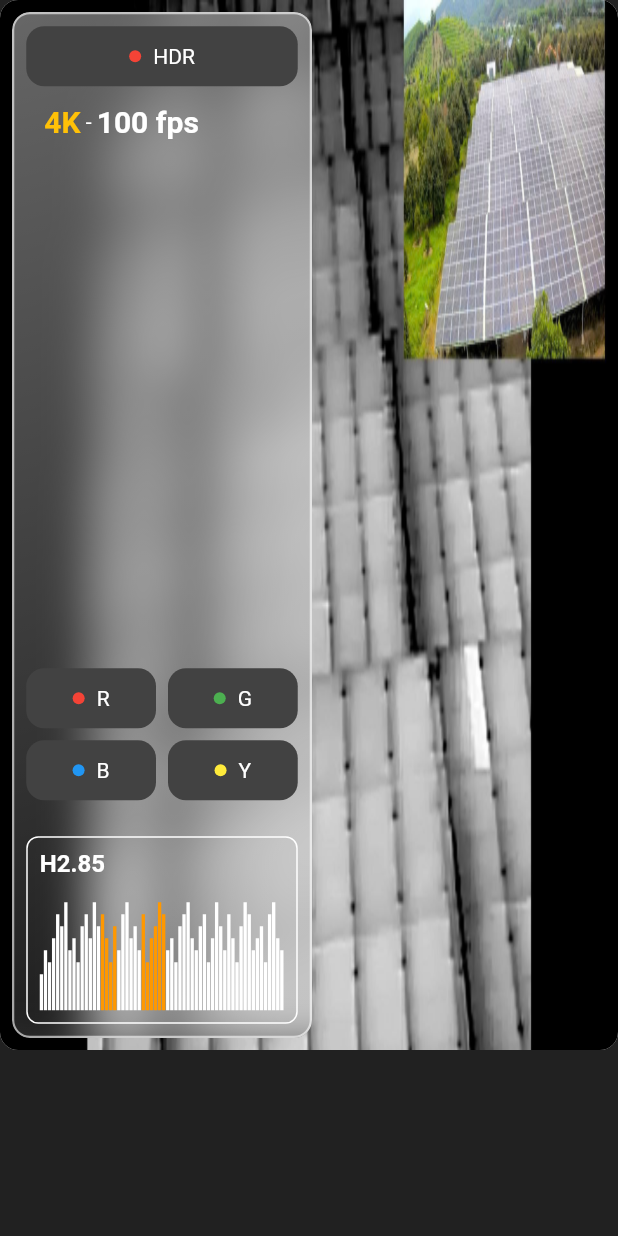
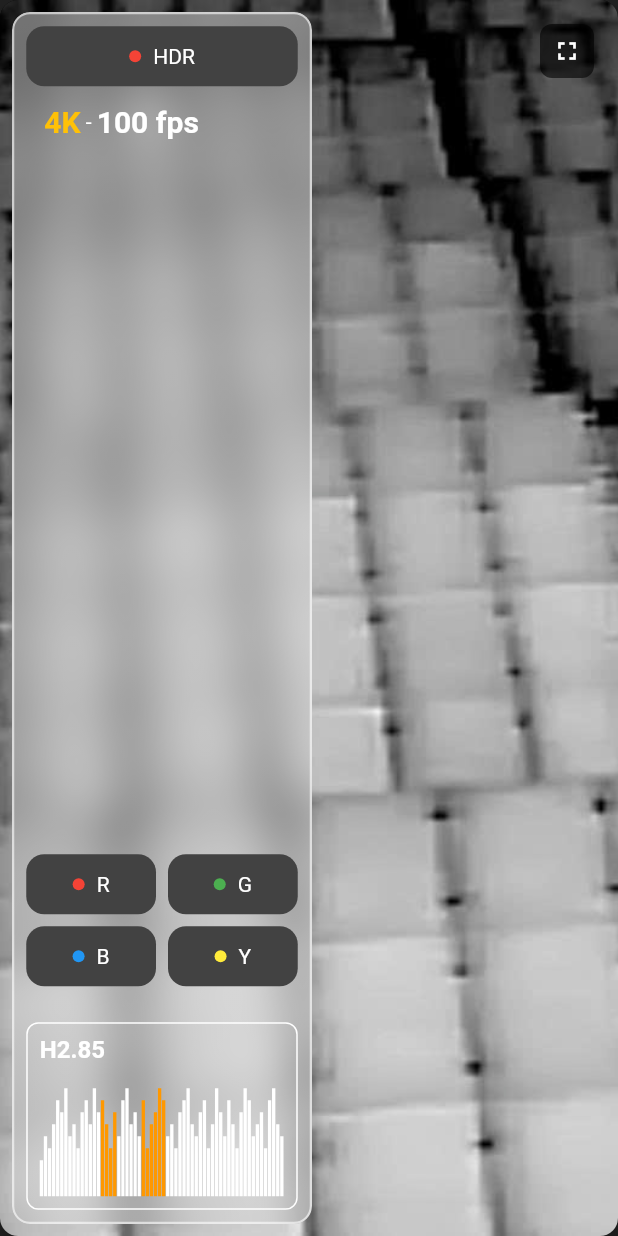
Before and after one commit to Khoa1512/GCS_RUSTECHS, a Flutter app: the CameraMainView widget shown alone on an empty page, opened directly, on a phone screen of 412 x 824 dp. Run offline on Flutter 3.47's test engine with Material 3 defaults, Android fonts, the phone set to English and light mode, and no system bars; drawn by our look-alikes of glass_kit; our stand-ins replace flutter_compass, flutter_easyloading, flutter_map, go_router, latlong2; Roboto replaces fonts that are missing (Merriweather).

Commit message:
Improve camera prioritized layout and adaptive views

```diff
--- a/lib/presentation/widget/camera/camera_main_view.dart
+++ b/lib/presentation/widget/camera/camera_main_view.dart
@@ -13,24 +13,46 @@ class _CameraMainViewState extends State<CameraMainView> {
   @override
   Widget build(BuildContext context) {
     return Container(
-      constraints: BoxConstraints(minHeight: 700, minWidth: 300),
+      width: double.infinity,
+      height: double.infinity,
       decoration: BoxDecoration(
         borderRadius: BorderRadius.circular(12),
-        color: Colors.white,
+        color: Colors.black,
+        boxShadow: [
+          BoxShadow(
+            color: Colors.black.withValues(alpha: 0.3),
+            blurRadius: 15,
+            offset: Offset(0, 8),
+          ),
+        ],
       ),
       child: Stack(
         children: [
           ClipRRect(
             borderRadius: BorderRadius.circular(12),
-            child: Image.asset(
-              AppImage.camImage,
-              fit: BoxFit.fill,
-              height: 700,
-              width: 2000,
+            child: SizedBox.expand(
+              child: Image.asset(
+                AppImage.camImage,
+                fit: BoxFit
+                    .cover, // Changed from fill to cover for better aspect ratio
+              ),
             ),
           ),
+          // Camera overlay elements
           Positioned(top: 0, left: 0, bottom: 0, child: CameraStatus()),
-          // Positioned(top: 550, right: 0, bottom: 0, child: CameraCompass()),
+          // Optional: Add fullscreen button for camera
+          Positioned(
+            top: 16,
+            right: 16,
+            child: Container(
+              padding: EdgeInsets.all(8),
+              decoration: BoxDecoration(
+                color: Colors.black.withValues(alpha: 0.6),
+                borderRadius: BorderRadius.circular(8),
+              ),
+              child: Icon(Icons.fullscreen, color: Colors.white, size: 20),
+            ),
+          ),
         ],
       ),
     );
```
Also changed, not shown: lib/presentation/view/main/home/homepage.dart (+157 -7 lines), lib/presentation/widget/custom/real_time_info_widget.dart (+21 -22 lines).
